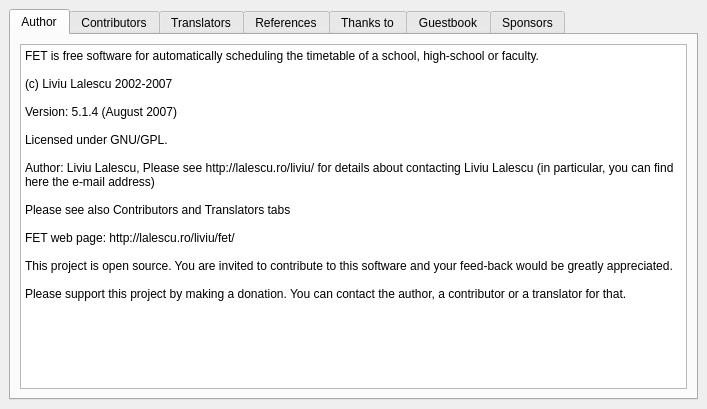
Qt form fet/src/interface/helpaboutform_template.ui (vonmecheln/fet) before a commit.
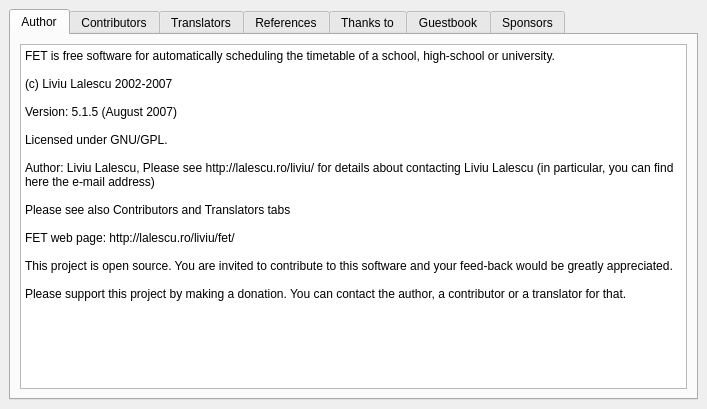
The same form after that commit. The open tabs and pages were chosen to show the change.

What changed in the file:
```diff
--- a/fet/src/interface/helpaboutform_template.ui
+++ b/fet/src/interface/helpaboutform_template.ui
@@ -65,11 +65,11 @@
           <string>&lt;html>&lt;head>&lt;meta name="qrichtext" content="1" />&lt;style type="text/css">
 p, li { white-space: pre-wrap; }
 &lt;/style>&lt;/head>&lt;body style=" font-family:'Sans Serif'; font-size:9pt; font-weight:400; font-style:normal;">
-&lt;p style=" margin-top:0px; margin-bottom:0px; margin-left:0px; margin-right:0px; -qt-block-indent:0; text-indent:0px;">FET is free software for automatically scheduling the timetable of a school, high-school or faculty.&lt;/p>
+&lt;p style=" margin-top:0px; margin-bottom:0px; margin-left:0px; margin-right:0px; -qt-block-indent:0; text-indent:0px;">FET is free software for automatically scheduling the timetable of a school, high-school or university.&lt;/p>
 &lt;p style="-qt-paragraph-type:empty; margin-top:0px; margin-bottom:0px; margin-left:0px; margin-right:0px; -qt-block-indent:0; text-indent:0px;">&lt;/p>
 &lt;p style=" margin-top:0px; margin-bottom:0px; margin-left:0px; margin-right:0px; -qt-block-indent:0; text-indent:0px;">(c) Liviu Lalescu 2002-2007&lt;/p>
 &lt;p style="-qt-paragraph-type:empty; margin-top:0px; margin-bottom:0px; margin-left:0px; margin-right:0px; -qt-block-indent:0; text-indent:0px;">&lt;/p>
-&lt;p style=" margin-top:0px; margin-bottom:0px; margin-left:0px; margin-right:0px; -qt-block-indent:0; text-indent:0px;">Version: 5.1.4 (August 2007)&lt;/p>
+&lt;p style=" margin-top:0px; margin-bottom:0px; margin-left:0px; margin-right:0px; -qt-block-indent:0; text-indent:0px;">Version: 5.1.5 (August 2007)&lt;/p>
 &lt;p style="-qt-paragraph-type:empty; margin-top:0px; margin-bottom:0px; margin-left:0px; margin-right:0px; -qt-block-indent:0; text-indent:0px;">&lt;/p>
 &lt;p style=" margin-top:0px; margin-bottom:0px; margin-left:0px; margin-right:0px; -qt-block-indent:0; text-indent:0px;">Licensed under GNU/GPL.&lt;/p>
 &lt;p style="-qt-paragraph-type:empty; margin-top:0px; margin-bottom:0px; margin-left:0px; margin-right:0px; -qt-block-indent:0; text-indent:0px;">&lt;/p>
```
Left out of the diff: 2 changed lines with no effect on the pictures.
